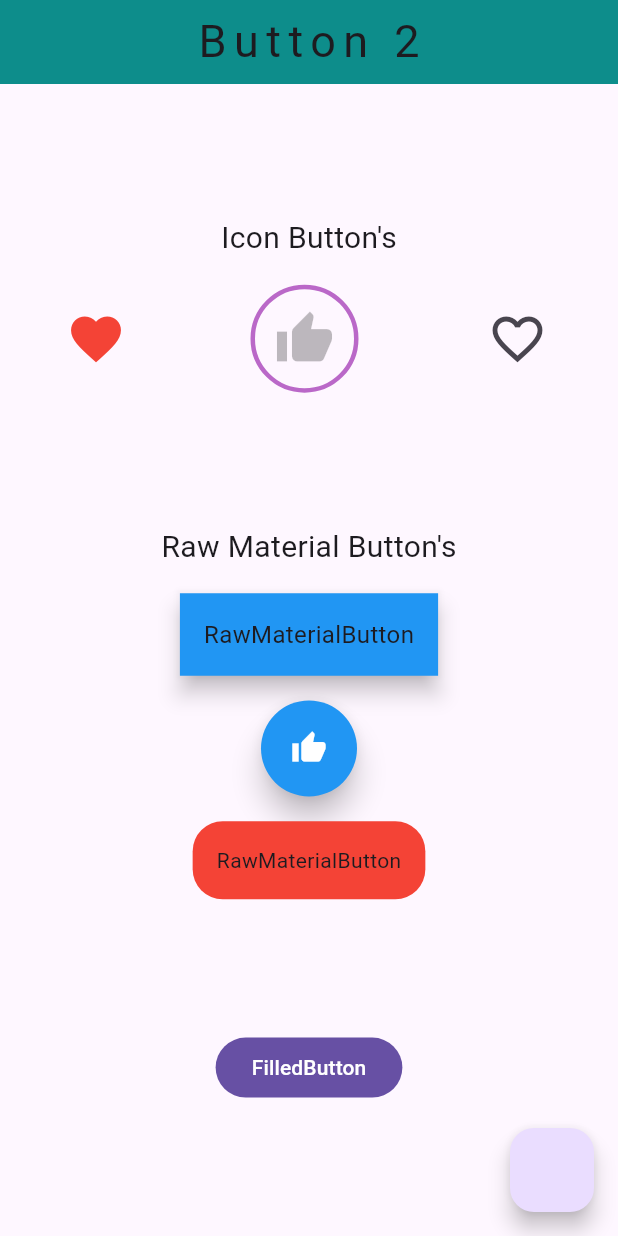
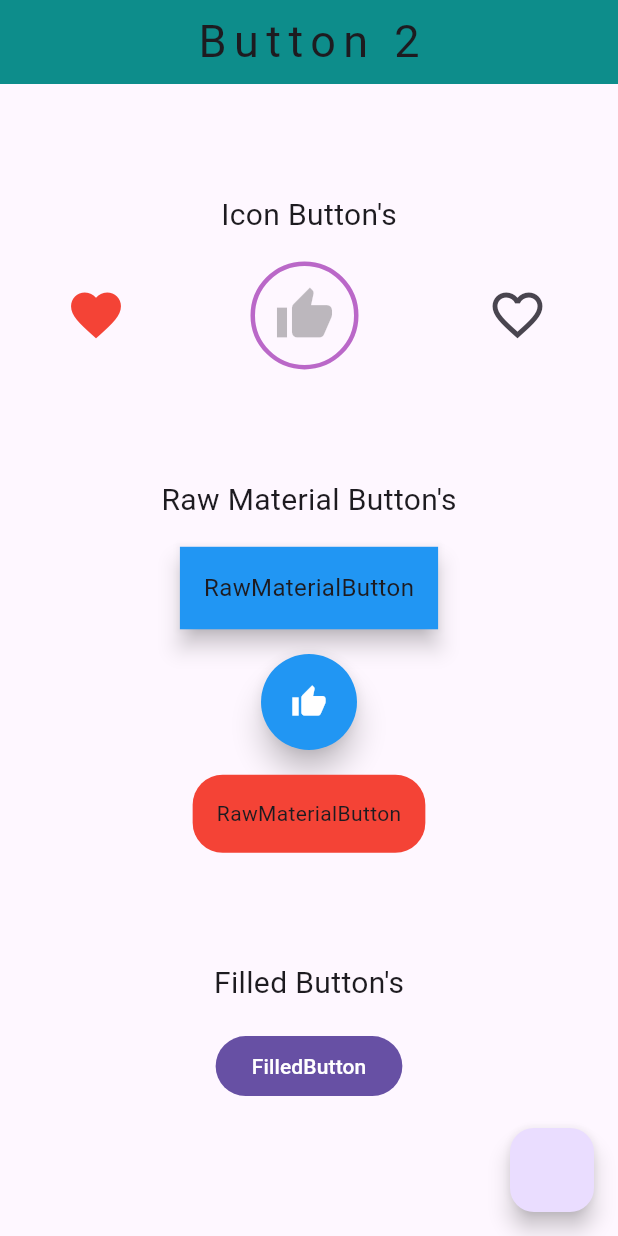
Before and after one commit to Ratndeep1999/buttons, a Flutter app: the screen it shows after launch, on a phone screen of 412 x 824 dp. Run offline on Flutter 3.47's test engine with Material 3 defaults, Android fonts, the light colour scheme and no system bars.

Commit message:
icon button, toggle icon button add, icon button with style attribute, Raw material button, circular raw material button with icon, material button with rounded corners, Filled button,

```diff
--- a/lib/buttons2.dart
+++ b/lib/buttons2.dart
@@ -198,6 +198,7 @@ class _Buttons2State extends State<Buttons2> {
                   ),
                   SizedBox(height: MediaQuery.of(context).size.height * 0.02),
 
+                  // Circular rectangular borders
                   RawMaterialButton(
                     onPressed: () {},
                     padding: EdgeInsets.all(16.0),
@@ -220,7 +221,18 @@ class _Buttons2State extends State<Buttons2> {
               //PopupMenuButton(itemBuilder: itemBuilder)
 
               /// FilledButton
-              FilledButton(onPressed: () {}, child: Text('FilledButton')),
+              Column(
+                children: [
+                  Text(
+                    'Filled Button\'s',
+                    style: TextStyle(fontSize: 20),
+                  ),
+                  SizedBox(height: MediaQuery.of(context).size.height * 0.02),
+
+                  FilledButton(onPressed: () {}, child: Text('FilledButton')),
+                  SizedBox(height: MediaQuery.of(context).size.height * 0.02),
+                ],
+              ),
 
               /// SegmentedButton
               //SegmentedButton(segments: segments, selected: selected)
```
